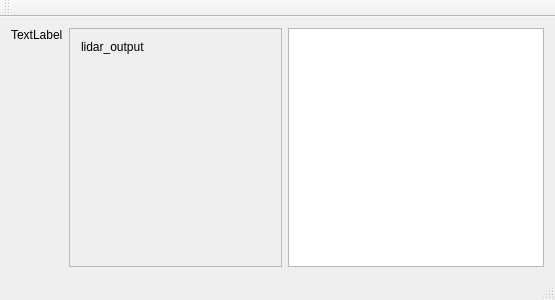
Before: the Qt Designer form cpp/lidar/lidar_gui/mainwindow.ui in berickson/car, drawn with Qt 5.
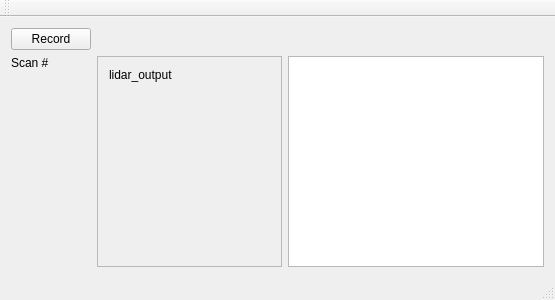
After: the same form once the commit is applied.

Commit message: draw range circles in gui

What changed in the file:
```diff
--- a/cpp/lidar/lidar_gui/mainwindow.ui
+++ b/cpp/lidar/lidar_gui/mainwindow.ui
@@ -15,7 +15,7 @@
   </property>
   <widget class="QWidget" name="centralWidget">
    <layout class="QGridLayout" name="gridLayout">
-    <item row="0" column="1">
+    <item row="1" column="1">
      <widget class="QScrollArea" name="scrollArea">
       <property name="widgetResizable">
        <bool>true</bool>
@@ -25,8 +25,8 @@
         <rect>
          <x>0</x>
          <y>0</y>
-         <width>200</width>
-         <height>219</height>
+         <width>187</width>
+         <height>188</height>
         </rect>
        </property>
        <layout class="QVBoxLayout" name="verticalLayout">
@@ -50,16 +50,29 @@
       </widget>
      </widget>
     </item>
-    <item row="0" column="0" alignment="Qt::AlignTop">
+    <item row="1" column="0" alignment="Qt::AlignTop">
      <widget class="QLabel" name="scan_count_label">
       <property name="text">
-       <string>TextLabel</string>
+       <string>Scan #</string>
       </property>
      </widget>
     </item>
-    <item row="0" column="2">
+    <item row="1" column="2">
      <widget class="QGraphicsView" name="graphics_view"/>
     </item>
+    <item row="0" column="0">
+     <widget class="QPushButton" name="record_button">
+      <property name="text">
+       <string>Record</string>
+      </property>
+      <property name="checkable">
+       <bool>true</bool>
+      </property>
+      <property name="checked">
+       <bool>false</bool>
+      </property>
+     </widget>
+    </item>
    </layout>
   </widget>
   <widget class="QMenuBar" name="menuBar">
```
The commit also changes 7 other files.
